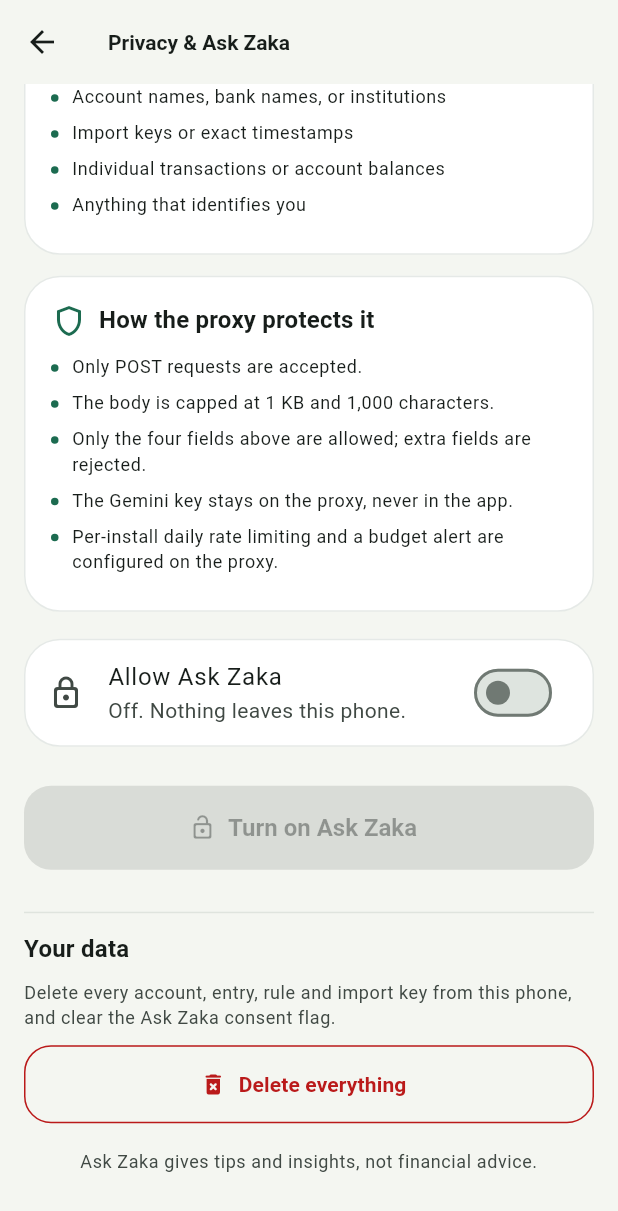
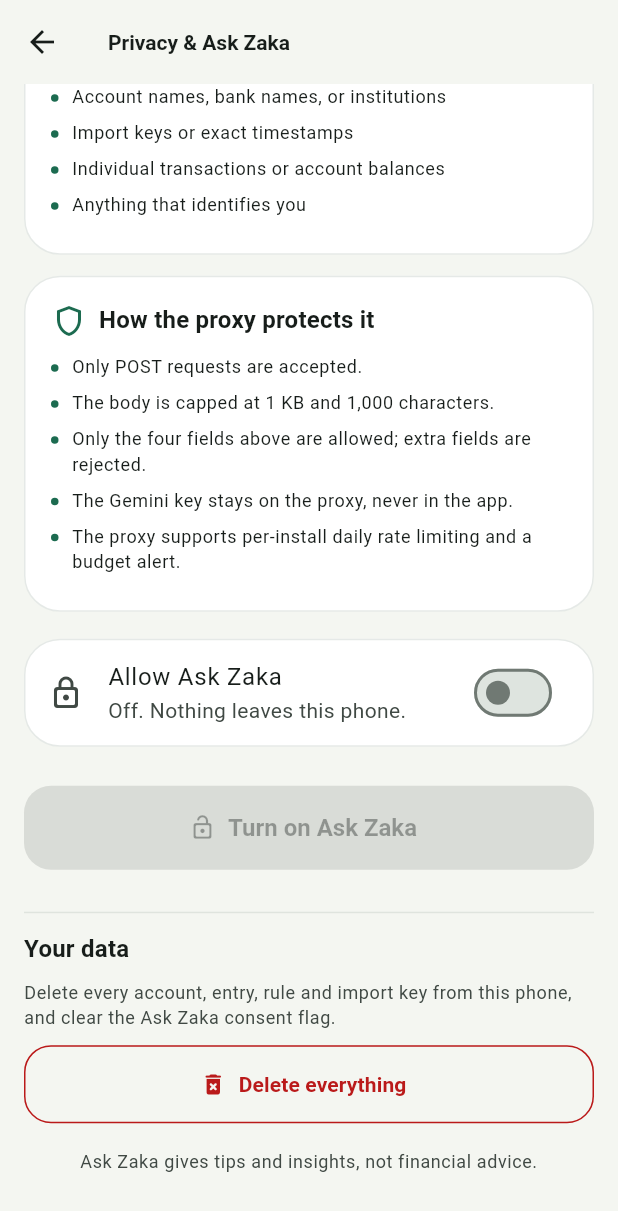
Before and after one commit to nyaks1/Zaka, a Flutter app: the AdvisorScreen screen opened directly, scrolled down 576 dp, on a phone screen of 412 x 824 dp. Shown: the top 1211 px of the screen. Run offline on Flutter 3.47's test engine with Material 3 defaults, Android fonts, the phone set to English and light mode, and no system bars; our stand-ins replace csv, drift, drift_flutter, flutter_riverpod, shared_preferences; missing offline and left inert: file_selector, pdf_cos, pdf_document, pdf_graphics; accounts and stored records are empty; generated files the repository leaves out were written again.

Commit message:
Describe the proxy rate limit accurately

```diff
--- a/lib/features/advisor/advisor_screen.dart
+++ b/lib/features/advisor/advisor_screen.dart
@@ -212,8 +212,8 @@
               ),
               _Bullet('The Gemini key stays on the proxy, never in the app.'),
               _Bullet(
-                'Per-install daily rate limiting and a budget alert are '
-                'configured on the proxy.',
+                'The proxy supports per-install daily rate limiting and a '
+                'budget alert.',
               ),
             ],
           ),
```
